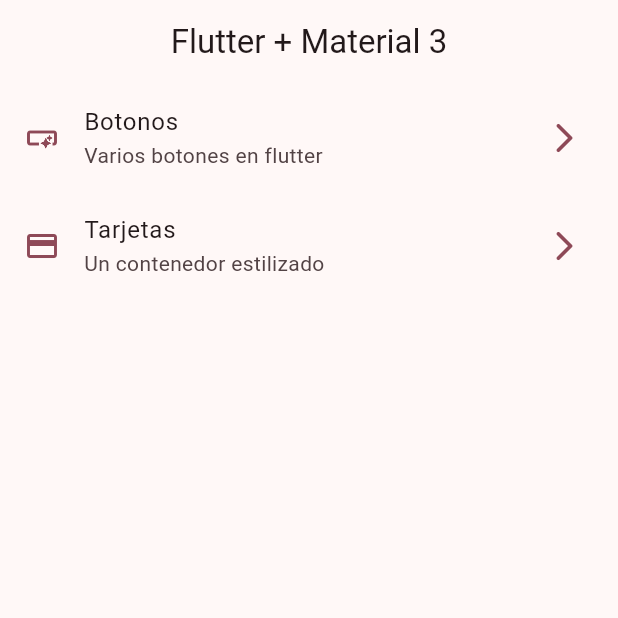
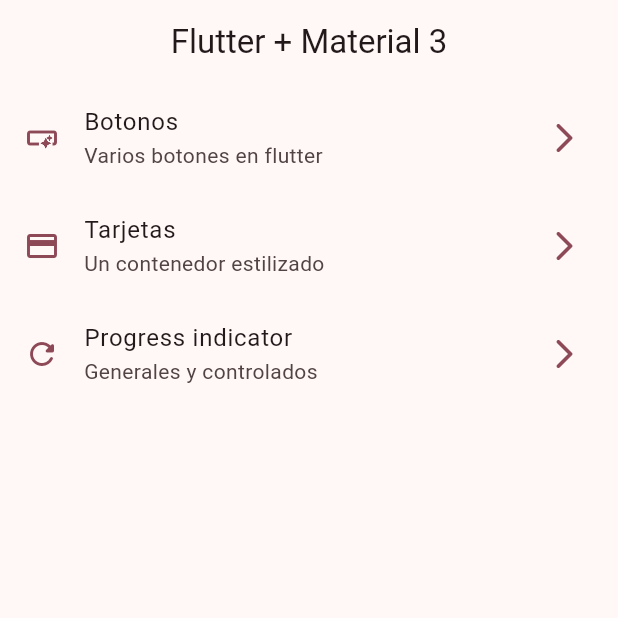
Before and after one commit to jlselma25/app_widget, a Flutter app: the screen it shows after launch, on a phone screen of 412 x 824 dp, the top half of it. Run offline on Flutter 3.47's test engine with Material 3 defaults, Android fonts, the phone set to English and light mode, and no system bars; our stand-ins replace go_router.

Commit message:
progress indicator

```diff
--- a/lib/config/menuItems/menu_items.dart
+++ b/lib/config/menuItems/menu_items.dart
@@ -34,6 +34,13 @@
         subTitle:'Un contenedor estilizado' ,
         link: '/cards',
         icon: Icons.credit_card,
-          name: 'cards_screen')
+          name: 'cards_screen'),
+
+        MenuItems(
+        title: 'Progress indicator',
+        subTitle:'Generales y controlados' ,
+        link: '/progress',
+        icon: Icons.refresh_rounded,
+          name: 'progress_screen')
 
 ];
--- a/lib/config/router/app_router_name.dart
+++ b/lib/config/router/app_router_name.dart
@@ -22,5 +22,11 @@
       name: CardsScreen.name,
       builder: (context, state) => const CardsScreen(),
     ),
+
+    GoRoute(
+      path: '/progress',
+      name: ProgressScreen.name,
+      builder: (context, state) => const ProgressScreen(),
+    ),
   ],
 );
```
Also changed, not shown: lib/presentation/screens/progress/progress_screen.dart (+37 -0 lines).
